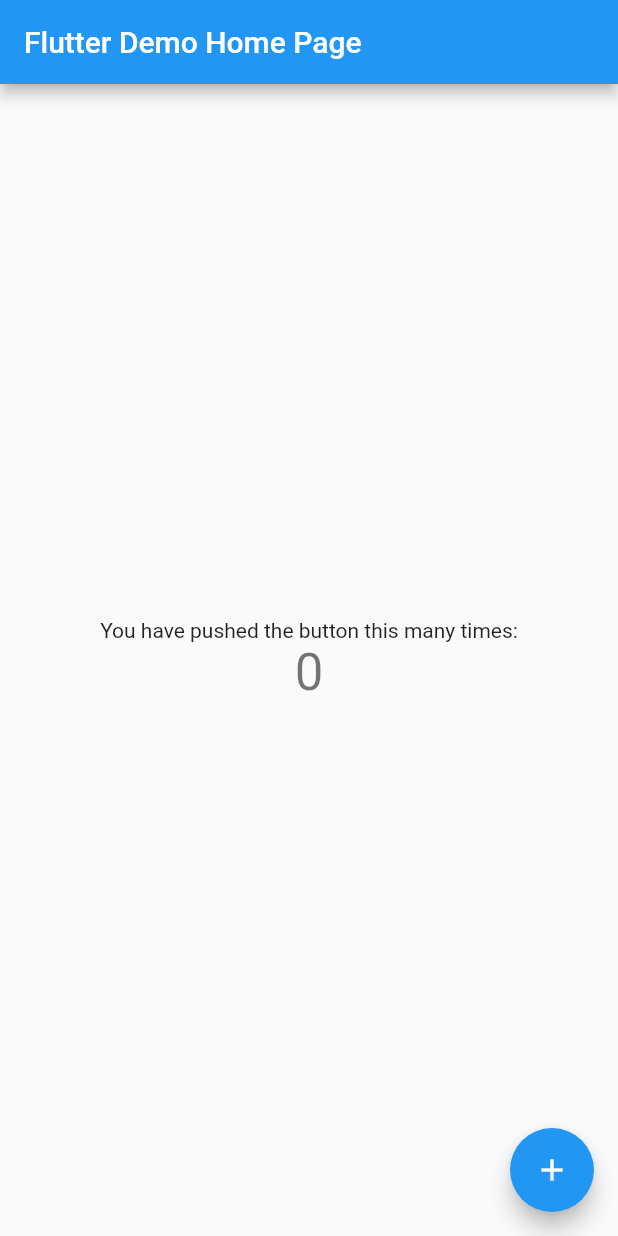
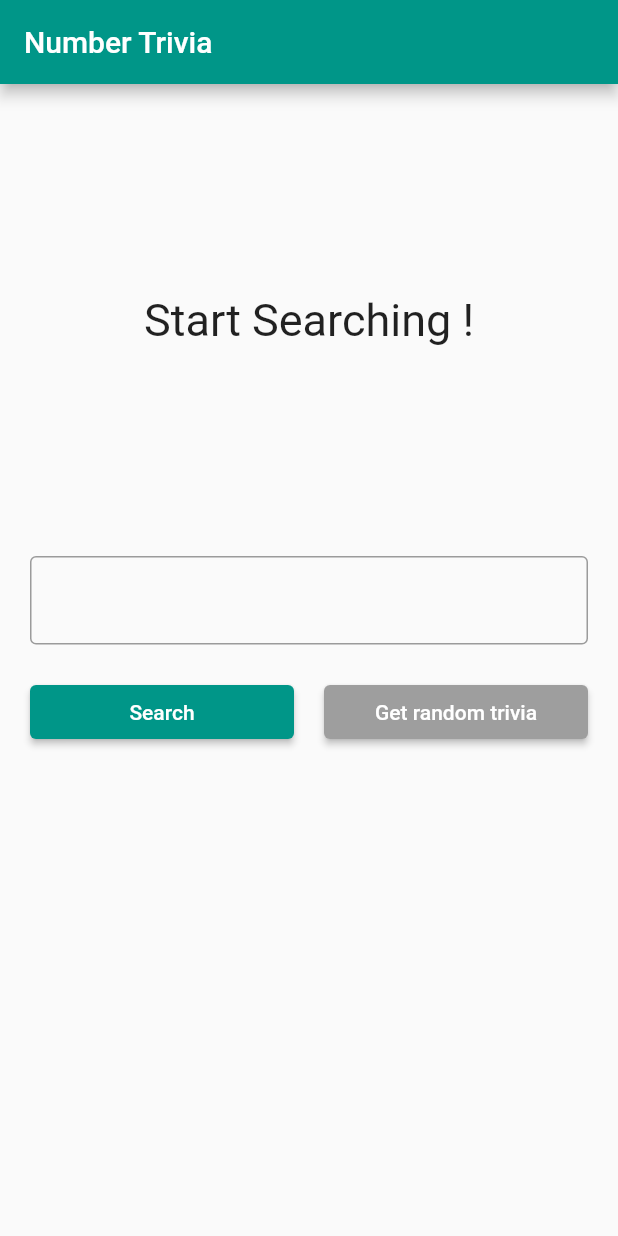
Before and after one commit to MisterPerfect007/Number_trivia, a Flutter app: the screen it shows after launch, on a phone screen of 412 x 824 dp. Run offline on Flutter 3.47's test engine with Material 2 defaults, Android fonts, the phone set to English and light mode, and no system bars; our stand-ins replace bloc, dartz, equatable, flutter_bloc, get_it, internet_connection_checker and 1 more.

Commit message:
Adding number trivia page

```diff
--- /dev/null
+++ b/lib/features/number_trivia/presenter/pages/number_page.dart
@@ -0,0 +1,175 @@
+import 'package:flutter/material.dart';
+import 'package:flutter_bloc/flutter_bloc.dart';
+import 'package:number_trivia_app/features/number_trivia/domain/entities/number_trivia.dart';
+import 'package:number_trivia_app/features/number_trivia/presenter/bloc/number_trivia_bloc.dart';
+
+class NumberTriviaPage extends StatelessWidget {
+  const NumberTriviaPage({Key? key}) : super(key: key);
+
+  @override
+  Widget build(BuildContext context) {
+    Size size = MediaQuery.of(context).size;
+    return Scaffold(
+      appBar: AppBar(title: const Text('Number Trivia')),
+      body: SingleChildScrollView(
+        child: Container(
+            padding: const EdgeInsets.only(left: 20, right: 20),
+            height: size.height * 0.8,
+            child: BuildBody()),
+      ),
+    );
+  }
+
+}
+
+class BuildBody extends StatefulWidget {
+  const BuildBody({
+    Key? key,
+  }) : super(key: key);
+
+  @override
+  State<BuildBody> createState() => _BuildBodyState();
+}
+
+class _BuildBodyState extends State<BuildBody> {
+  late String inputStr;
+  @override
+  Widget build(BuildContext context) {
+    return Center(
+      child: Column(mainAxisSize: MainAxisSize.min, children: [
+        SizedBox(height: 20),
+        // Upper half
+        Display(),
+        SizedBox(height: 20),
+        //Lower half
+        Expanded(
+          child: Center(
+            child: Column(
+              children: [
+                TextField(
+                  keyboardType: TextInputType.number,
+                  onChanged: (value) => inputStr = value,
+                  decoration: InputDecoration(border: OutlineInputBorder()),
+                ),
+                SizedBox(height: 20),
+                SizedBox(
+                  height: 50,
+                  child: Row(
+                    children: [
+                      Expanded(
+                          child: ElevatedButton(
+                        onPressed: () => context.read<NumberTriviaBloc>().add(
+                            GetTriviaForConcreteNumber(inputStr)),
+                        child: Text('Search'),
+                      )),
+                      SizedBox(
+                        width: 20,
+                      ),
+                      Expanded(
+                          child: ElevatedButton(
+                              onPressed: () {},
+                              child: Text('Get random trivia'),
+                              style: ElevatedButton.styleFrom(
+                                  primary: Colors.grey))),
+                    ],
+                  ),
+                )
+              ],
+            ),
+          ),
+        )
+      ]),
+    );
+  }
+}
+
+class TriviaTextField extends StatefulWidget {
+  const TriviaTextField({
+    Key? key,
+  }) : super(key: key);
+
+  @override
+  State<TriviaTextField> createState() => _TriviaTextFieldState();
+}
+
+class _TriviaTextFieldState extends State<TriviaTextField> {
+  late String inputStr;
+  @override
+  Widget build(BuildContext context) {
+    return TextField(
+      keyboardType: TextInputType.number,
+      onChanged: (value) => inputStr = value,
+      decoration: InputDecoration(border: OutlineInputBorder()),
+    );
+  }
+}
+
+class Display extends StatelessWidget {
+  const Display({
+    Key? key,
+  }) : super(key: key);
+
+  @override
+  Widget build(BuildContext context) {
+    Size size = MediaQuery.of(context).size;
+    return SizedBox(
+        height: size.height / 3,
+        child: Center(
+          child: BlocBuilder<NumberTriviaBloc, NumberTriviaState>(
+            builder: (context, state) {
+              if (state is NumberTriviaInitial) {
+                return ShowInfo(info: 'Start Searching !');
+              }
+              // NumberTriviaIntial
+              // NumberTriviaLoading
+              else if (state is NumberTriviaLoading) {
+                return CircularProgressIndicator();
+              }
+              // NumberTriviaLoaded
+              else if (state is NumberTriviaLoaded) {
+                return ShowNumberTrivia(
+                  numberTrivia: state.trivia,
+                );
+              } else if (state is NumberTriviaError) {
+                return ShowInfo(info: state.message);
+              } else {
+                return Text('Something went wrong');
+              }
+              // NumberTriviaError
+            },
+          ),
+        ));
+  }
+}
+
+class ShowNumberTrivia extends StatelessWidget {
+  final NumberTrivia numberTrivia;
+  const ShowNumberTrivia({Key? key, required this.numberTrivia})
+      : super(key: key);
+
+  @override
+  Widget build(BuildContext context) {
+    return Column(mainAxisAlignment: MainAxisAlignment.center, children: [
+      Text(
+        '${numberTrivia.number}',
+        style: TextStyle(fontSize: 50, fontWeight: FontWeight.bold),
+      ),
+      Expanded(child: ShowInfo(info: numberTrivia.text))
+    ]);
+  }
+}
+
+class ShowInfo extends StatelessWidget {
+  final String info;
+  const ShowInfo({Key? key, required this.info}) : super(key: key);
+
+  @override
+  Widget build(BuildContext context) {
+    return SingleChildScrollView(
+      child: Text(
+        info,
+        style: TextStyle(fontSize: 30),
+      ),
+    );
+  }
+}
--- a/lib/injection_container.dart
+++ b/lib/injection_container.dart
@@ -1,4 +1,6 @@
 import 'package:get_it/get_it.dart';
+import 'package:internet_connection_checker/internet_connection_checker.dart';
+import 'package:number_trivia_app/core/networkInfo/network_info.dart';
 import 'package:number_trivia_app/core/util/input_converter.dart';
 import 'package:number_trivia_app/features/number_trivia/data/datasources/number_trivia_local_data_source.dart';
 import 'package:number_trivia_app/features/number_trivia/data/datasources/number_trivia_remote_data_source.dart';
@@ -12,7 +14,7 @@ import 'package:http/http.dart' as http;
 
 final GetIt sl = GetIt.instance;
 
-void init() {
+Future<void> init() async {
   //! Features - Number Trivia
   //* BLoc
   sl.registerFactory(() => NumberTriviaBloc(
@@ -35,11 +37,16 @@ void init() {
       () => NumberTriviaLocalDataSourceImpl(sharedPreferences: sl()));
   sl.registerLazySingleton<NumberTriviaRemoteDataSource>(
       () => NumberTriviaRemoteDataSourceImpl(client: sl()));
+
+  sl.registerLazySingleton<NetworkInfo>(() => NetworkInfoImpl(internetConnectionChecker: sl()));
   //! Core
   sl.registerLazySingleton(() => InputConverter());
 
   //! External
-  sl.registerLazySingletonAsync(
-      () async => await SharedPreferences.getInstance());
+  final sharedPreferences = await SharedPreferences.getInstance();
+  sl.registerSingleton<SharedPreferences>(
+      sharedPreferences);
   sl.registerLazySingleton(() => http.Client());
+
+  sl.registerLazySingleton(() => InternetConnectionChecker());
 }
--- a/lib/main.dart
+++ b/lib/main.dart
@@ -1,8 +1,12 @@
 import 'package:flutter/material.dart';
+import 'package:flutter_bloc/flutter_bloc.dart';
+import 'package:number_trivia_app/features/number_trivia/presenter/bloc/number_trivia_bloc.dart';
+import 'package:number_trivia_app/features/number_trivia/presenter/pages/number_page.dart';
 import 'package:number_trivia_app/injection_container.dart' as di;
 
-void main() {
-  di.init();
+void main() async {
+  WidgetsFlutterBinding.ensureInitialized();
+  await di.init();
   runApp(const MyApp());
 }
 
@@ -15,94 +19,11 @@ class MyApp extends StatelessWidget {
     return MaterialApp(
       title: 'Flutter Demo',
       theme: ThemeData(
-        primarySwatch: Colors.blue,
+        primarySwatch: Colors.teal,
       ),
-      home: const MyHomePage(title: 'Flutter Demo Home Page'),
+      home: BlocProvider(
+        create: (context) => di.sl<NumberTriviaBloc>(),
+        child: const NumberTriviaPage()),
     );
   }
 }
-
-class MyHomePage extends StatefulWidget {
-  const MyHomePage({Key? key, required this.title}) : super(key: key);
-
-  // This widget is the home page of your application. It is stateful, meaning
-  // that it has a State object (defined below) that contains fields that affect
-  // how it looks.
-
-  // This class is the configuration for the state. It holds the values (in this
-  // case the title) provided by the parent (in this case the App widget) and
-  // used by the build method of the State. Fields in a Widget subclass are
-  // always marked "final".
-
-  final String title;
-
-  @override
-  State<MyHomePage> createState() => _MyHomePageState();
-}
-
-class _MyHomePageState extends State<MyHomePage> {
-  int _counter = 0;
-
-  void _incrementCounter() {
-    setState(() {
-      // This call to setState tells the Flutter framework that something has
-      // changed in this State, which causes it to rerun the build method below
-      // so that the display can reflect the updated values. If we changed
-      // _counter without calling setState(), then the build method would not be
-      // called again, and so nothing would appear to happen.
-      _counter++;
-    });
-  }
-
-  @override
-  Widget build(BuildContext context) {
-    // This method is rerun every time setState is called, for instance as done
-    // by the _incrementCounter method above.
-    //
-    // The Flutter framework has been optimized to make rerunning build methods
-    // fast, so that you can just rebuild anything that needs updating rather
-    // than having to individually change instances of widgets.
-    return Scaffold(
-      appBar: AppBar(
-        // Here we take the value from the MyHomePage object that was created by
-        // the App.build method, and use it to set our appbar title.
-        title: Text(widget.title),
-      ),
-      body: Center(
-        // Center is a layout widget. It takes a single child and positions it
-        // in the middle of the parent.
-        child: Column(
-          // Column is also a layout widget. It takes a list of children and
-          // arranges them vertically. By default, it sizes itself to fit its
-          // children horizontally, and tries to be as tall as its parent.
-          //
-          // Invoke "debug painting" (press "p" in the console, choose the
-          // "Toggle Debug Paint" action from the Flutter Inspector in Android
-          // Studio, or the "Toggle Debug Paint" command in Visual Studio Code)
-          // to see the wireframe for each widget.
-          //
-          // Column has various properties to control how it sizes itself and
-          // how it positions its children. Here we use mainAxisAlignment to
-          // center the children vertically; the main axis here is the vertical
-          // axis because Columns are vertical (the cross axis would be
-          // horizontal).
-          mainAxisAlignment: MainAxisAlignment.center,
-          children: <Widget>[
-            const Text(
-              'You have pushed the button this many times:',
-            ),
-            Text(
-              '$_counter',
-              style: Theme.of(context).textTheme.headline4,
-            ),
-          ],
-        ),
-      ),
-      floatingActionButton: FloatingActionButton(
-        onPressed: _incrementCounter,
-        tooltip: 'Increment',
-        child: const Icon(Icons.add),
-      ), // This trailing comma makes auto-formatting nicer for build methods.
-    );
-  }
-}
```
